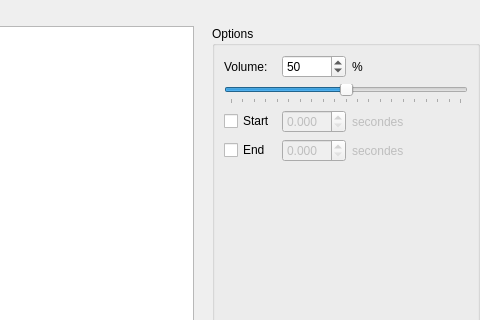
RPG-Paper-Maker/RPG-Paper-Maker, file CustomWidgets/panelsongs.ui: the form before one commit; both pictures show x 212 to 692 and y 0 to 320 of the 692 by 435 pixel window.
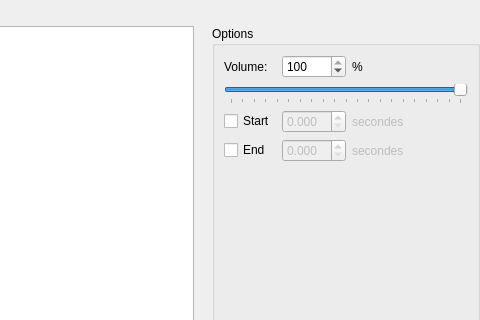
The form after the commit. Icons and pictures are not drawn. Custom widgets are drawn as their Qt base class.

Commit message: Synchro with one temp mediaPlayer

Diff of the .ui file:
```diff
--- a/CustomWidgets/panelsongs.ui
+++ b/CustomWidgets/panelsongs.ui
@@ -182,7 +182,7 @@
                  <number>100</number>
                 </property>
                 <property name="value">
-                 <number>50</number>
+                 <number>100</number>
                 </property>
                </widget>
               </item>
@@ -208,8 +208,11 @@
                 <property name="singleStep">
                  <number>1</number>
                 </property>
+                <property name="value">
+                 <number>100</number>
+                </property>
                 <property name="sliderPosition">
-                 <number>50</number>
+                 <number>100</number>
                 </property>
                 <property name="tracking">
                  <bool>true</bool>
```
The commit also changes 2 other files.
